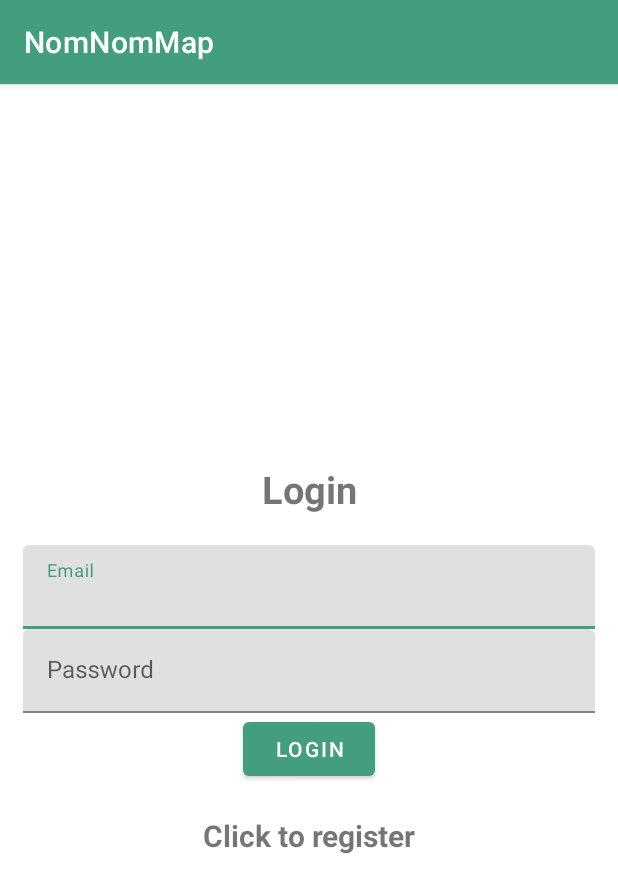
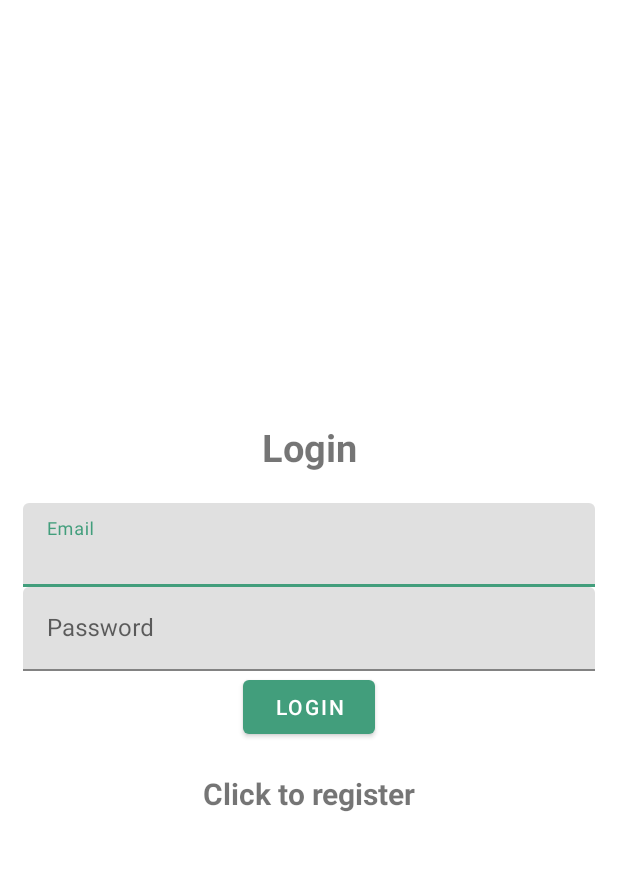
Before and after one commit to yuunster/MealMap, an Android app: the screen it shows after launch (LoginActivity), after a tap on "Click to login", on a phone screen of 412 x 824 dp. Shown: the top 893 px of the screen. Run offline under Robolectric (Android 15) with nearby library versions, the phone set to English and light mode, and no system bars; our stand-ins replace Firebase (no records; nobody signed in at launch, a user with empty details on screens opened directly), Room's generated code; 1 other tap on this screen came first.

Commit message:
Adjusted textviews for passwords so that text is hidden. Disabled title bar for Login and Register Activities.

```diff
--- a/app/src/main/java/com/bignerdranch/android/nomnommap/LoginActivity.kt
+++ b/app/src/main/java/com/bignerdranch/android/nomnommap/LoginActivity.kt
@@ -32,6 +32,8 @@ class LoginActivity : AppCompatActivity() {
 
     override fun onCreate(savedInstanceState: Bundle?) {
         super.onCreate(savedInstanceState)
+        if(supportActionBar!=null)
+            this.supportActionBar?.hide();
         _binding =
             ActivityLoginBinding.inflate(layoutInflater)
         val view = binding.root
--- a/app/src/main/java/com/bignerdranch/android/nomnommap/ProfileFragment.kt
+++ b/app/src/main/java/com/bignerdranch/android/nomnommap/ProfileFragment.kt
@@ -8,7 +8,6 @@ import android.view.ViewGroup
 import androidx.fragment.app.Fragment
 import com.bignerdranch.android.nomnommap.databinding.FragmentProfileBinding
 import com.google.firebase.auth.FirebaseAuth
-import com.google.firebase.auth.auth
 import com.google.firebase.auth.ktx.auth
 import com.google.firebase.ktx.Firebase
 
--- a/app/src/main/java/com/bignerdranch/android/nomnommap/RegisterActivity.kt
+++ b/app/src/main/java/com/bignerdranch/android/nomnommap/RegisterActivity.kt
@@ -32,6 +32,8 @@ class RegisterActivity : AppCompatActivity() {
     }
     override fun onCreate(savedInstanceState: Bundle?) {
         super.onCreate(savedInstanceState)
+        if(supportActionBar!=null)
+            this.supportActionBar?.hide();
         _binding =
             ActivityRegisterBinding.inflate(layoutInflater)
         val view = binding.root
--- a/app/src/main/res/layout/activity_login.xml
+++ b/app/src/main/res/layout/activity_login.xml
@@ -35,7 +35,8 @@
             android:id="@+id/password"
             android:hint="@string/password"
             android:layout_width="match_parent"
-            android:layout_height="wrap_content" />
+            android:layout_height="wrap_content"
+            android:inputType="textPassword"/>
     </com.google.android.material.textfield.TextInputLayout>
 
     <ProgressBar
--- a/app/src/main/res/layout/activity_register.xml
+++ b/app/src/main/res/layout/activity_register.xml
@@ -35,7 +35,8 @@
             android:id="@+id/password"
             android:hint="@string/password"
             android:layout_width="match_parent"
-            android:layout_height="wrap_content" />
+            android:layout_height="wrap_content"
+            android:inputType="textPassword"/>
     </com.google.android.material.textfield.TextInputLayout>
 
     <ProgressBar
```
